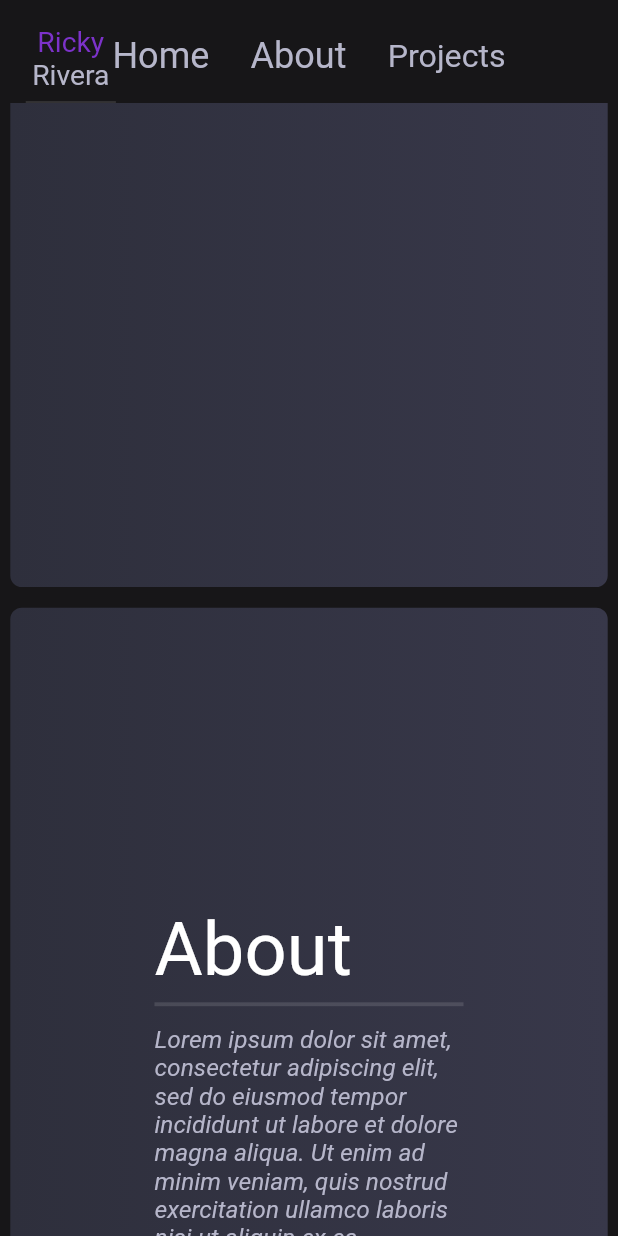
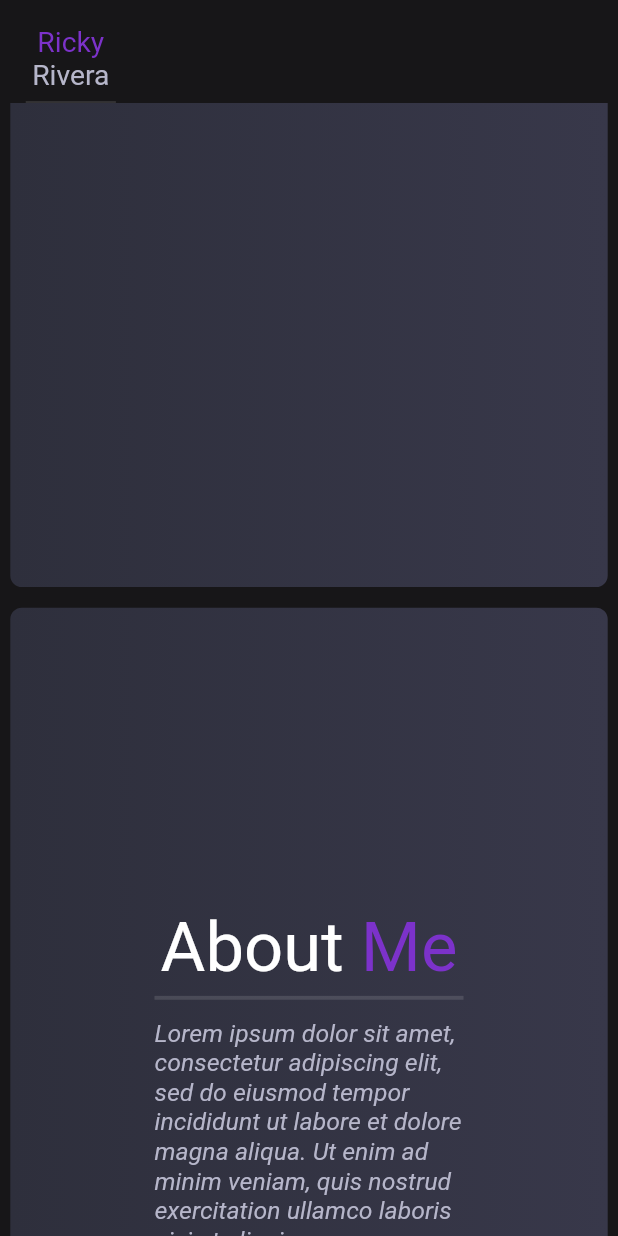
Before and after one commit to Tsrif/PortfolioSite, a Flutter app: the screen it shows after launch, scrolled down 576 dp, on a phone screen of 412 x 824 dp. Run offline on Flutter 3.47's test engine with Material 2 defaults, Android fonts, the light colour scheme and no system bars; drawn by our look-alikes of auto_size_text, scrollable_positioned_list; our stand-ins replace animated_text_kit, google_fonts, responsive_framework, simple_animations, supercharged; missing offline and left inert: dart:html.

Commit message:
resize some text

```diff
--- a/lib/portfolio.dart
+++ b/lib/portfolio.dart
@@ -235,10 +235,10 @@ _createHome(BuildContext context) {
 
 _createAbout(BuildContext context) {
   TextStyle headerStyle = TextStyle(
-      color: Colors.white, fontSize: SizeConfig.safeBlockHorizontal * 14);
+      color: Colors.white, fontSize: SizeConfig.safeBlockHorizontal * 12);
   TextStyle headerStyle2 = TextStyle(
       color: GlobalTheme.primaryPurple,
-      fontSize: SizeConfig.safeBlockHorizontal * 14);
+      fontSize: SizeConfig.safeBlockHorizontal * 12);
   TextStyle bodyStyle = TextStyle(
       color: GlobalTheme.mutedWhite,
       fontSize: SizeConfig.safeBlockHorizontal * 7,
```
